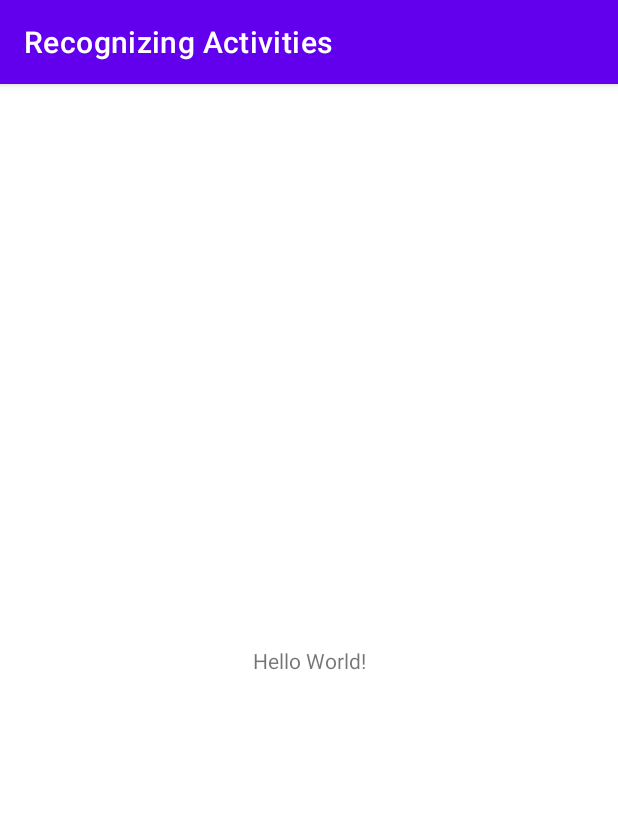
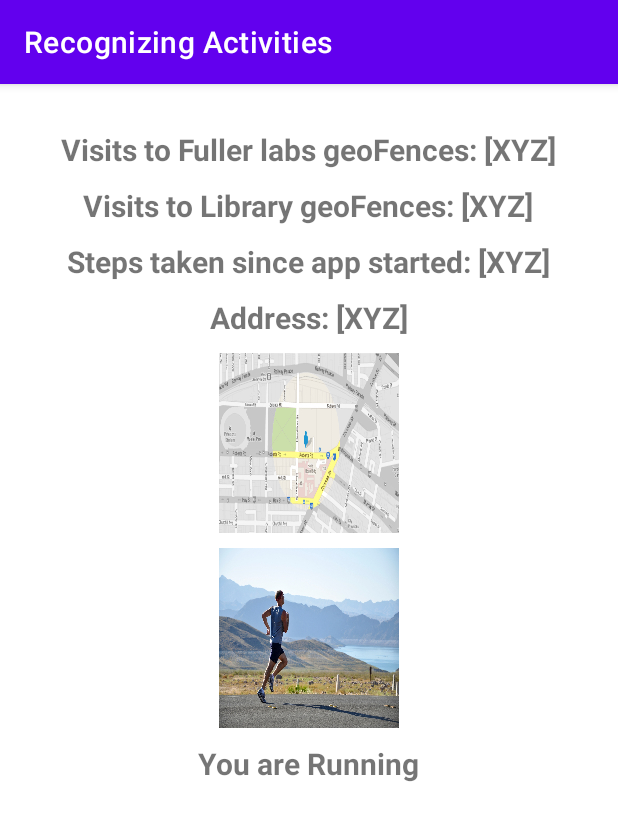
Before and after one commit to hilsonshrestha/cs528-project-3, an Android app: the screen it shows after launch (MainActivity), on a phone screen of 412 x 824 dp. Shown: the top 821 px of the screen. Run offline under Robolectric (Android 15) with nearby library versions, the phone set to English and light mode, and no system bars.

Commit message:
changed Gradle plugins to 7.3.1 and created an initial UI layout

```diff
--- a/app/src/main/res/layout/activity_main.xml
+++ b/app/src/main/res/layout/activity_main.xml
@@ -1,18 +1,69 @@
 <?xml version="1.0" encoding="utf-8"?>
-<androidx.constraintlayout.widget.ConstraintLayout xmlns:android="http://schemas.android.com/apk/res/android"
+<LinearLayout xmlns:android="http://schemas.android.com/apk/res/android"
     xmlns:app="http://schemas.android.com/apk/res-auto"
     xmlns:tools="http://schemas.android.com/tools"
     android:layout_width="match_parent"
     android:layout_height="match_parent"
-    tools:context=".MainActivity">
+    tools:context=".MainActivity"
+    android:orientation="vertical">
 
     <TextView
         android:layout_width="wrap_content"
         android:layout_height="wrap_content"
-        android:text="Hello World!"
-        app:layout_constraintBottom_toBottomOf="parent"
-        app:layout_constraintEnd_toEndOf="parent"
-        app:layout_constraintStart_toStartOf="parent"
-        app:layout_constraintTop_toTopOf="parent" />
+        android:text="Visits to Fuller labs geoFences: [XYZ]"
+        android:textSize="20sp"
+        android:textStyle="bold"
+        android:layout_gravity="center_horizontal"
+        android:layout_marginTop="30dp"/>
+    <TextView
+        android:layout_width="wrap_content"
+        android:layout_height="wrap_content"
+        android:text="Visits to Library geoFences: [XYZ]"
+        android:textSize="20sp"
+        android:textStyle="bold"
+        android:layout_gravity="center_horizontal"
+        android:layout_marginTop="10dp"/>
+    <TextView
+        android:layout_width="wrap_content"
+        android:layout_height="wrap_content"
+        android:text="Steps taken since app started: [XYZ]"
+        android:textSize="20sp"
+        android:textStyle="bold"
+        android:layout_gravity="center_horizontal"
+        android:layout_marginTop="10dp"/>
+    <TextView
+        android:layout_width="wrap_content"
+        android:layout_height="wrap_content"
+        android:text="Address: [XYZ]"
+        android:textSize="20sp"
+        android:textStyle="bold"
+        android:layout_gravity="center_horizontal"
+        android:layout_marginTop="10dp"/>
 
-</androidx.constraintlayout.widget.ConstraintLayout>
+<!--    TODO: Hilson's task to replace with an actual embedded map-->
+    <ImageView
+        android:layout_height="120dp"
+        android:layout_width="120dp"
+        android:background="@drawable/sample_map_image"
+        android:layout_marginTop="10dp"
+        android:layout_gravity="center_horizontal"/>
+
+
+    <ImageView
+        android:layout_height="120dp"
+        android:layout_width="120dp"
+        android:background="@drawable/sample_running_image"
+        android:layout_marginTop="10dp"
+        android:layout_gravity="center_horizontal"/>
+
+<!--    TODO: To replace this with a Toast-->
+    <TextView
+        android:layout_height="wrap_content"
+        android:layout_width="wrap_content"
+        android:text="You are Running"
+        android:textSize="20sp"
+        android:textStyle="bold"
+        android:layout_gravity="center_horizontal"
+        android:layout_marginTop="10dp"/>
+
+</LinearLayout>
--- a/build.gradle
+++ b/build.gradle
@@ -1,6 +1,6 @@
 // Top-level build file where you can add configuration options common to all sub-projects/modules.
 plugins {
-    id 'com.android.application' version '7.4.1' apply false
-    id 'com.android.library' version '7.4.1' apply false
+    id 'com.android.application' version '7.3.1' apply false
+    id 'com.android.library' version '7.3.1' apply false
     id 'org.jetbrains.kotlin.android' version '1.8.0' apply false
 }
```
Also changed, not shown: app/src/main/res/drawable/sample_map_image.jpg (added), app/src/main/res/drawable/sample_running_image.jpg (added).
